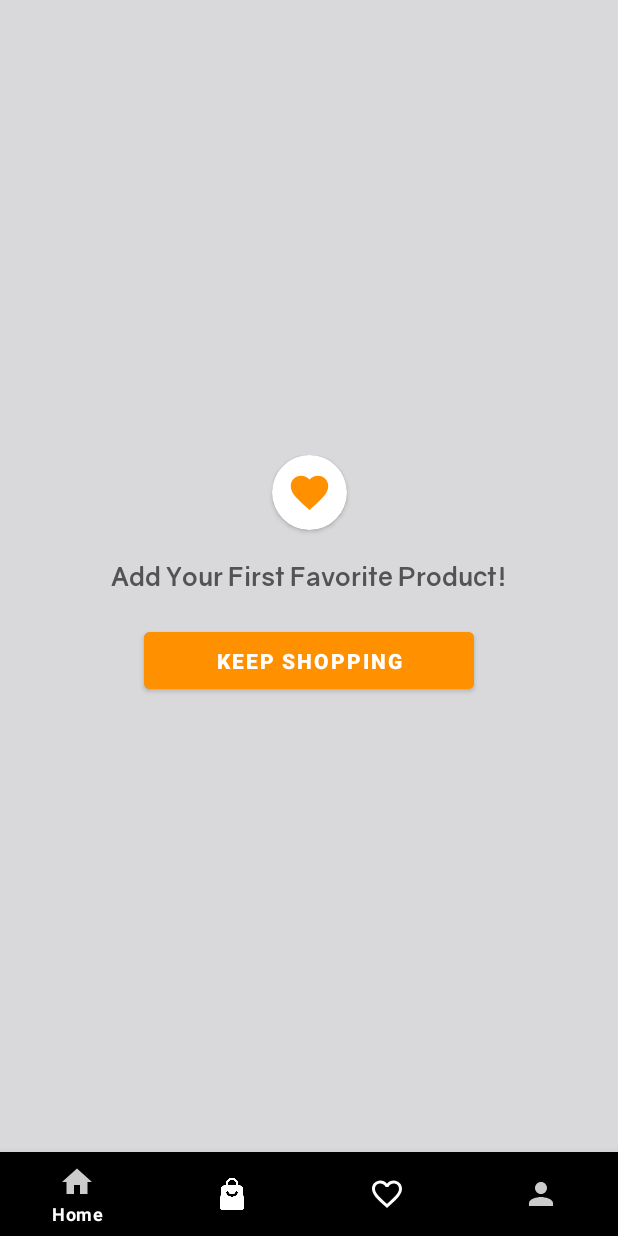
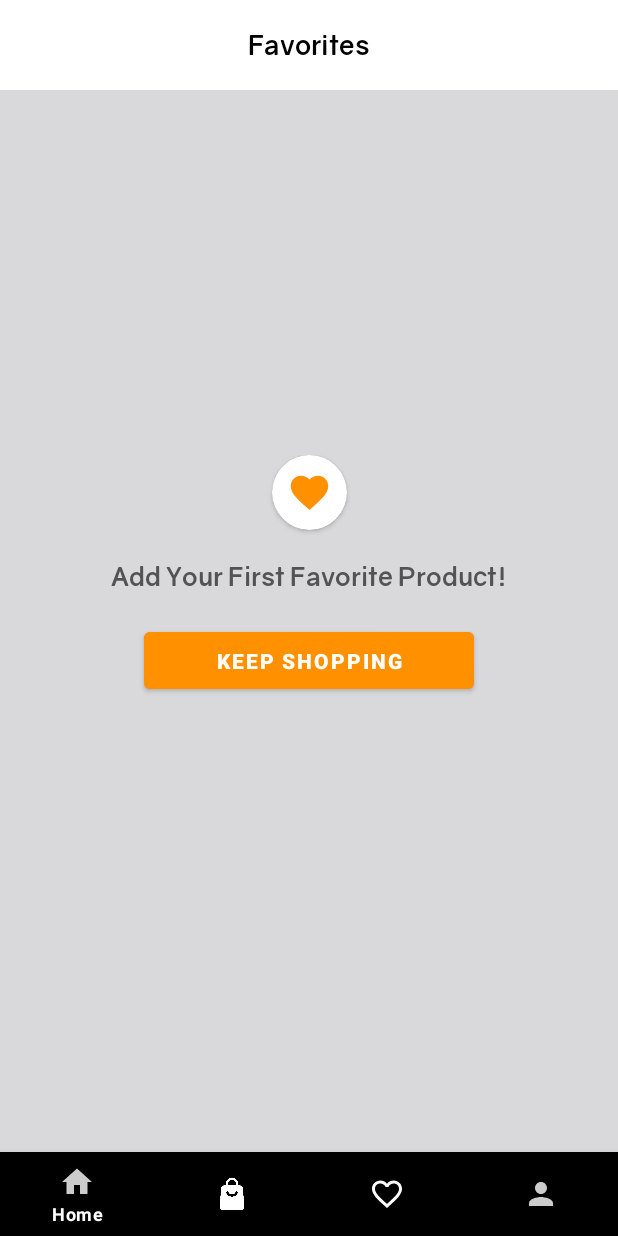
Before and after one commit to OmerOzen10/BaronShop, an Android app: the fragment FavFragment placed in its activity, on a phone screen of 412 x 824 dp. Run offline under Robolectric (Android 15) with nearby library versions, the phone set to English and light mode, and no system bars; our stand-ins replace Firebase (no records; nobody signed in at launch, a user with empty details on screens opened directly); libraries missing offline, so code that uses them is left out: org.checkerframework.checker.

Commit message:
Added missing functions

```diff
--- a/EcommercialApplication/app/src/main/java/com/example/e_commercial_application/Adapter/NewSeasonAdapter.java
+++ b/EcommercialApplication/app/src/main/java/com/example/e_commercial_application/Adapter/NewSeasonAdapter.java
@@ -39,10 +39,10 @@ import java.util.List;
 import java.util.concurrent.atomic.AtomicBoolean;
 
 public class NewSeasonAdapter extends RecyclerView.Adapter<NewSeasonAdapter.NewSeasonViewHolder> {
-    private List<AllProducts> allProductsList;
+    private static List<AllProducts> allProductsList;
     private static final String TAG = "NewSeasonAdapter";
     Context context;
-    private FavDB favDB;
+    private static FavDB favDB;
 public NewSeasonAdapter(List<AllProducts> newSeasonList, Context context) {
     this.allProductsList = newSeasonList;
     this.context = context;
@@ -152,7 +152,7 @@ public NewSeasonAdapter(List<AllProducts> newSeasonList, Context context) {
         return allProductsList.size();
     }
 
-    public class NewSeasonViewHolder extends RecyclerView.ViewHolder {
+    public static class NewSeasonViewHolder extends RecyclerView.ViewHolder {
 
 
         ImageView ProductImgNewSeason;
--- a/EcommercialApplication/app/src/main/java/com/example/e_commercial_application/FavFragment.java
+++ b/EcommercialApplication/app/src/main/java/com/example/e_commercial_application/FavFragment.java
@@ -1,18 +1,24 @@
 package com.example.e_commercial_application;
 
+import android.content.Intent;
 import android.os.Bundle;
 
 import androidx.annotation.NonNull;
 import androidx.annotation.Nullable;
+import androidx.appcompat.app.AppCompatActivity;
 import androidx.constraintlayout.widget.ConstraintLayout;
 import androidx.fragment.app.Fragment;
+import androidx.fragment.app.FragmentManager;
+import androidx.fragment.app.FragmentTransaction;
 import androidx.recyclerview.widget.LinearLayoutManager;
 import androidx.recyclerview.widget.RecyclerView;
 
+import android.util.Log;
 import android.view.LayoutInflater;
 import android.view.View;
 import android.view.ViewGroup;
 import android.widget.Button;
+import android.widget.ImageView;
 
 import com.example.e_commercial_application.Adapter.FavAdapter;
 import com.example.e_commercial_application.Adapter.NewSeasonAdapter;
@@ -24,7 +30,9 @@ public class FavFragment extends Fragment {
     private RecyclerView favRecyclerView;
     private FavAdapter adapter;
     private ConstraintLayout emptyFavConstraint;
-    Button favContinue;
+    Button favAddBasket;
+    BasketDB basketDB;
+
 
 
     public FavFragment() {
@@ -44,11 +52,13 @@ public class FavFragment extends Fragment {
         allProducts = new AllProducts();
         favRecyclerView = view.findViewById(R.id.favRecyclerView);
         emptyFavConstraint = view.findViewById(R.id.emptyFav);
-        favContinue = view.findViewById(R.id.favContinue);
+        favAddBasket = view.findViewById(R.id.favAddBasket);
+        basketDB = new BasketDB(getContext());
 
         favRecyclerView.setLayoutManager(new LinearLayoutManager(getActivity()));
         adapter = new FavAdapter(HomePage.favList,getContext());
         favRecyclerView.setAdapter(adapter);
+
 
         if (adapter.getItemCount() == 0){
             emptyFavConstraint.setVisibility(View.VISIBLE);
--- a/EcommercialApplication/app/src/main/res/layout/fragment_basket.xml
+++ b/EcommercialApplication/app/src/main/res/layout/fragment_basket.xml
@@ -42,7 +42,7 @@
         app:layout_constraintBottom_toTopOf="@+id/buyConstraint"
         app:layout_constraintEnd_toEndOf="parent"
         app:layout_constraintStart_toStartOf="parent"
-        app:layout_constraintTop_toBottomOf="@+id/toolbar5" />
+        app:layout_constraintTop_toBottomOf="@+id/toolbarBasket" />
 
     <androidx.constraintlayout.widget.ConstraintLayout
         android:id="@+id/emptyConstraint"
--- a/EcommercialApplication/app/src/main/res/layout/fragment_fav.xml
+++ b/EcommercialApplication/app/src/main/res/layout/fragment_fav.xml
@@ -7,14 +7,37 @@
     tools:context=".FavFragment"
     android:background="#D9D8DA">
 
-    <androidx.recyclerview.widget.RecyclerView
-        android:id="@+id/favRecyclerView"
-        android:layout_width="wrap_content"
-        android:layout_height="wrap_content"
-        android:layout_marginTop="30dp"
+    <Toolbar
+        android:id="@+id/toolbarFavList"
+        android:layout_width="match_parent"
+        android:layout_height="60dp"
+        android:background="@color/white"
         app:layout_constraintEnd_toEndOf="parent"
         app:layout_constraintStart_toStartOf="parent"
         app:layout_constraintTop_toTopOf="parent">
+
+        <TextView
+            android:layout_width="wrap_content"
+            android:layout_height="wrap_content"
+            android:layout_gravity="center"
+            android:fontFamily="@font/regular1"
+            android:text="Favorites"
+            android:textColor="@color/black"
+            android:textSize="18sp" />
+
+
+    </Toolbar>
+
+    <androidx.recyclerview.widget.RecyclerView
+        android:id="@+id/favRecyclerView"
+        android:layout_width="match_parent"
+        android:layout_height="match_parent"
+        android:layout_marginTop="60dp"
+        app:layout_constraintBottom_toBottomOf="parent"
+        app:layout_constraintEnd_toEndOf="parent"
+        app:layout_constraintHorizontal_bias="0.0"
+        app:layout_constraintStart_toStartOf="parent"
+        app:layout_constraintTop_toBottomOf="@+id/toolbarFavList">
 
     </androidx.recyclerview.widget.RecyclerView>
 
--- a/EcommercialApplication/app/src/main/res/layout/fragment_product_details.xml
+++ b/EcommercialApplication/app/src/main/res/layout/fragment_product_details.xml
@@ -162,6 +162,7 @@
             </androidx.cardview.widget.CardView>
 
             <androidx.cardview.widget.CardView
+                android:id="@+id/favProductDetail"
                 android:layout_width="60dp"
                 android:layout_height="60dp"
                 android:backgroundTint="@color/white"
@@ -172,8 +173,8 @@
                 app:layout_constraintEnd_toEndOf="parent"
                 app:layout_constraintTop_toTopOf="parent">
 
-                <ImageButton
-                    android:id="@+id/favProductAll"
+                <ImageView
+                    android:id="@+id/favIcon"
                     android:layout_width="25dp"
                     android:layout_height="25dp"
                     android:layout_gravity="center"
--- a/EcommercialApplication/app/src/main/res/layout/new_season_all_products_layout.xml
+++ b/EcommercialApplication/app/src/main/res/layout/new_season_all_products_layout.xml
@@ -26,6 +26,7 @@
             android:layout_height="match_parent">
 
             <androidx.cardview.widget.CardView
+                android:id="@+id/favProductAll"
                 android:layout_width="45dp"
                 android:layout_height="45dp"
                 app:cardCornerRadius="22.5dp"
@@ -34,8 +35,8 @@
                 app:layout_constraintEnd_toEndOf="parent"
                 app:layout_constraintTop_toTopOf="parent">
 
-                <ImageButton
-                    android:id="@+id/favProductAll"
+                <ImageView
+                    android:id="@+id/favIcon"
                     android:layout_width="20dp"
                     android:layout_height="20dp"
                     android:layout_gravity="center"
```
Also changed, not shown: EcommercialApplication/app/src/main/java/com/example/e_commercial_application/Adapter/AllProductsAdapter.java (+59 -2 lines), EcommercialApplication/app/src/main/java/com/example/e_commercial_application/Adapter/FavAdapter.java (+14 -3 lines), EcommercialApplication/app/src/main/java/com/example/e_commercial_application/BasketFragment.java (+14 -17 lines), EcommercialApplication/app/src/main/java/com/example/e_commercial_application/ProductDetails.java (+39 -0 lines), EcommercialApplication/app/src/main/java/com/example/e_commercial_application/ProductDetails2.java (+104 -6 lines), EcommercialApplication/app/src/main/res/layout/my_fav_product_layout.xml (+20 -16 lines).
